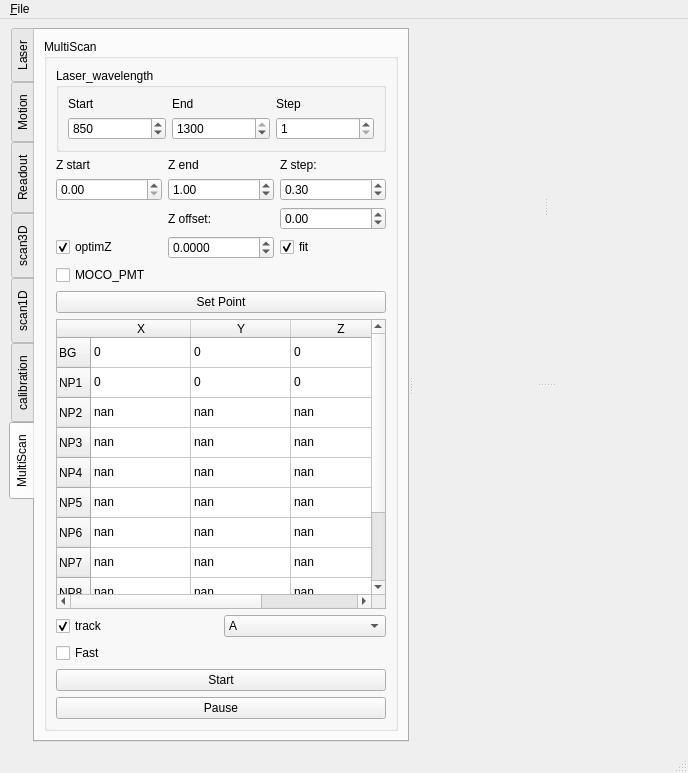
Above: microV.ui from xkronosua/microV before the change. Below: the same form after it.
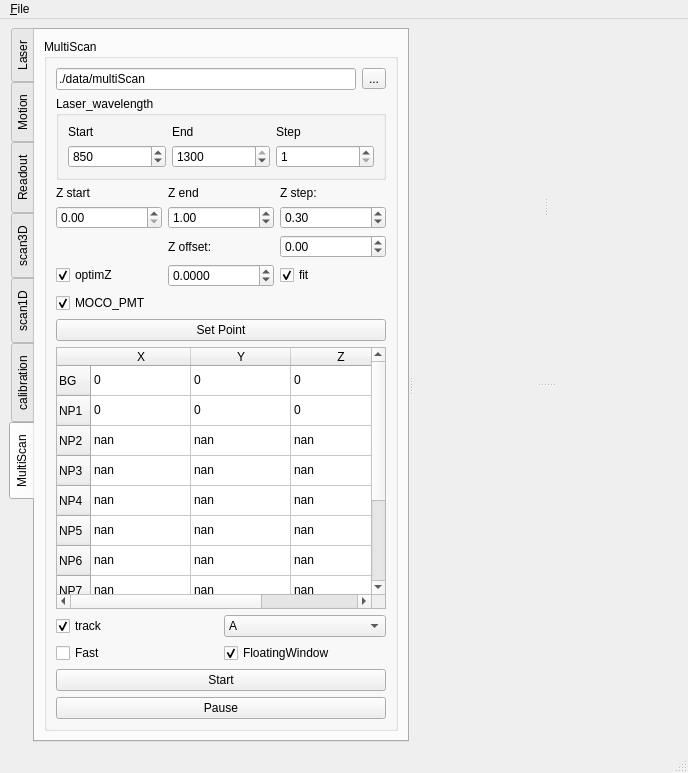
That is the form after the change.

What changed in the file:
```diff
--- a/microV.ui
+++ b/microV.ui
@@ -2705,6 +2705,27 @@
            </property>
            <layout class="QGridLayout" name="gridLayout_22">
             <item row="0" column="0">
+             <layout class="QHBoxLayout" name="horizontalLayout_8">
+              <property name="sizeConstraint">
+               <enum>QLayout::SetDefaultConstraint</enum>
+              </property>
+              <item>
+               <widget class="QLineEdit" name="n_meas_laser_spectra_Path">
+                <property name="text">
+                 <string>./data/multiScan</string>
+                </property>
+               </widget>
+              </item>
+              <item>
+               <widget class="QToolButton" name="n_meas_laser_spectra_filePath_find">
+                <property name="text">
+                 <string>...</string>
+                </property>
+               </widget>
+              </item>
+             </layout>
+            </item>
+            <item row="1" column="0">
              <widget class="QGroupBox" name="groupBox_15">
               <property name="title">
                <string>Laser_wavelength</string>
@@ -2777,7 +2798,7 @@
               </layout>
              </widget>
             </item>
-            <item row="6" column="0">
+            <item row="7" column="0">
              <layout class="QGridLayout" name="gridLayout_23">
               <item row="1" column="0">
                <widget class="QCheckBox" name="n_meas_laser_spectra_track">
@@ -2823,6 +2844,16 @@
                 </property>
                </widget>
               </item>
+              <item row="2" column="1">
+               <widget class="QCheckBox" name="n_meas_laser_spectra_FloatingWindow">
+                <property name="text">
+                 <string>FloatingWindow</string>
+                </property>
+                <property name="checked">
+                 <bool>true</bool>
+                </property>
+               </widget>
+              </item>
              </layout>
             </item>
             <item row="9" column="0">
@@ -2835,7 +2866,7 @@
               </property>
              </widget>
             </item>
-            <item row="4" column="0">
+            <item row="5" column="0">
              <widget class="QTableWidget" name="n_meas_laser_spectra_probe">
               <attribute name="horizontalHeaderCascadingSectionResizes">
                <bool>false</bool>
@@ -3089,7 +3120,7 @@
               </item>
              </widget>
             </item>
-            <item row="2" column="0">
+            <item row="3" column="0">
              <layout class="QGridLayout" name="gridLayout_25">
               <item row="2" column="1">
                <widget class="QLabel" name="label_23">
@@ -3194,11 +3225,14 @@
                 <property name="text">
                  <string>MOCO_PMT</string>
                 </property>
+                <property name="checked">
+                 <bool>true</bool>
+                </property>
                </widget>
               </item>
              </layout>
             </item>
-            <item row="3" column="0">
+            <item row="4" column="0">
              <widget class="QPushButton" name="n_meas_laser_spectra_set_point">
               <property name="sizePolicy">
                <sizepolicy hsizetype="Minimum" vsizetype="Fixed">
```
Left out of the diff: 46 changed lines with no effect on the pictures.
